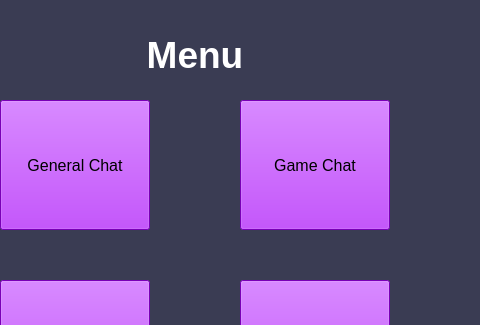
tyler-becker/Middle-Management-CMPS285, file Cove_Client/Cove_Client/cove_menu.ui: the form before one commit; both pictures show x 90 to 570 and y 0 to 325 of the 570 by 750 pixel window.
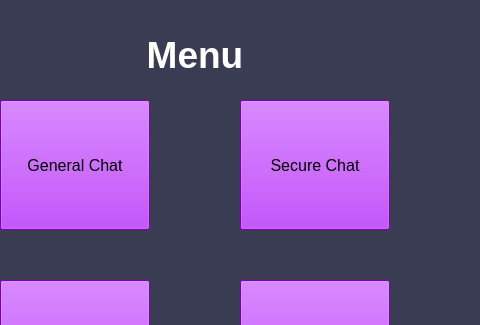
The form after the commit.

```diff
--- a/Cove_Client/Cove_Client/cove_menu.ui
+++ b/Cove_Client/Cove_Client/cove_menu.ui
@@ -2623,7 +2623,7 @@
     </font>
    </property>
    <property name="text">
-    <string>Game Chat</string>
+    <string>Secure Chat</string>
    </property>
   </widget>
   <widget class="QPushButton" name="pushButton_GeneralChat">
```
Left out of the diff: 4 changed lines with no effect on the pictures.
